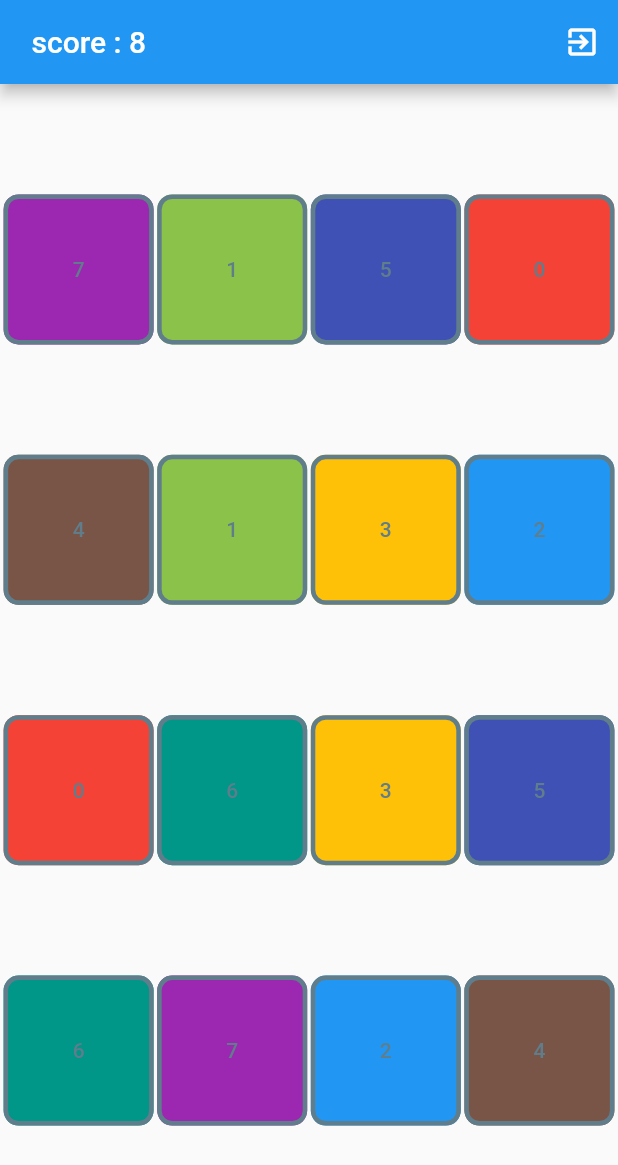
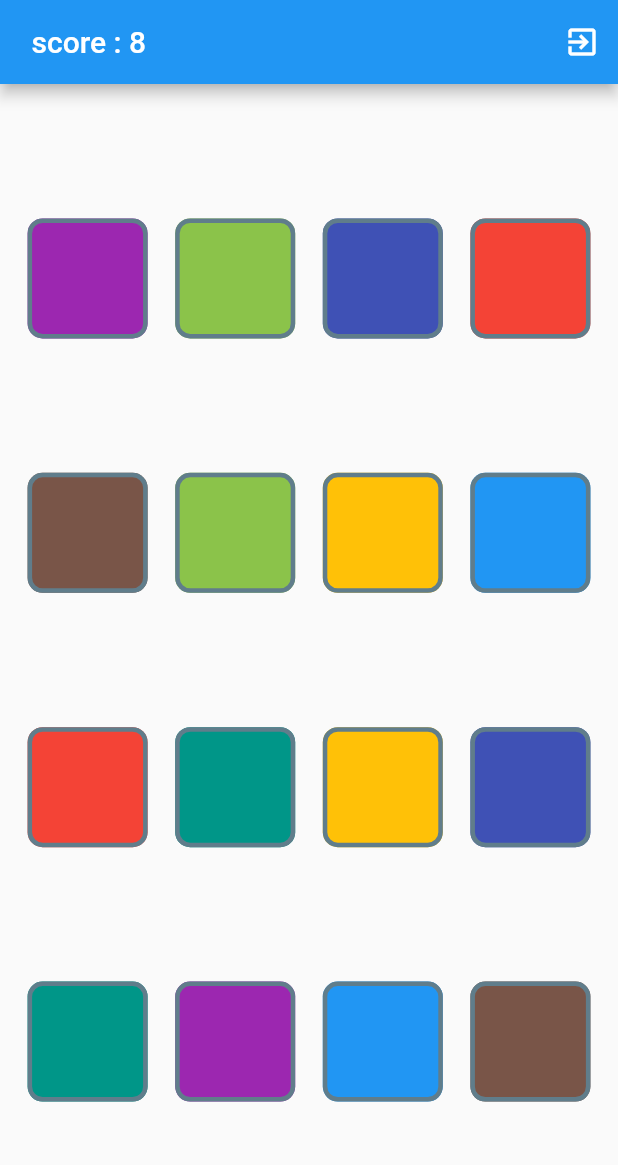
Before and after one commit to quzq/pairs, a Flutter app: the screen it shows after launch, after a tap on "start", on a phone screen of 412 x 824 dp. Shown: the top 1165 px of the screen. Run offline on Flutter 3.47's test engine with Material 2 defaults, Android fonts, the phone set to English and light mode, and no system bars.

Commit message:
add icon

```diff
--- a/lib/main.dart
+++ b/lib/main.dart
@@ -147,7 +147,7 @@ class _MyHomePageState extends State<MyHomePage> {
               int colValue = colEntry.value;
               bool colVisibility = _visibilities[colIndex];
               return TextButton(
-                child: Text('' + colValue.toString()),
+                child: Text('' /*+ colValue.toString()*/),
                 style: OutlinedButton.styleFrom(
                     primary: Colors.blueGrey,
                     shape: RoundedRectangleBorder(
@@ -163,7 +163,7 @@ class _MyHomePageState extends State<MyHomePage> {
                             !colVisibility
                         ? _getColor(colValue)
                         : Colors.white,
-                    minimumSize: Size(100, 100)),
+                    minimumSize: Size(80, 80)),
                 onPressed: !_visibilities[colIndex]
                     ? null
                     : () {
```
Also changed, not shown: pubspec.yaml (+9 -0 lines), lib/assets/pairs.png (added), pubspec.lock, 21 other files.
